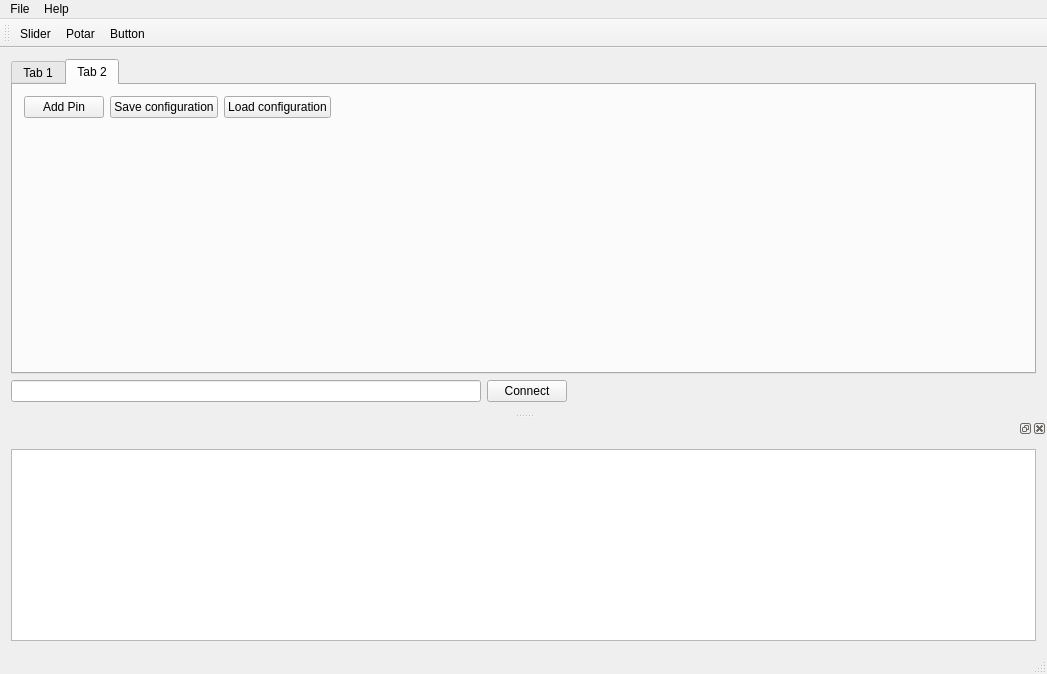
ArnaudValensi/waterbear-communication, file pc/Gui.ui: the form before one commit.
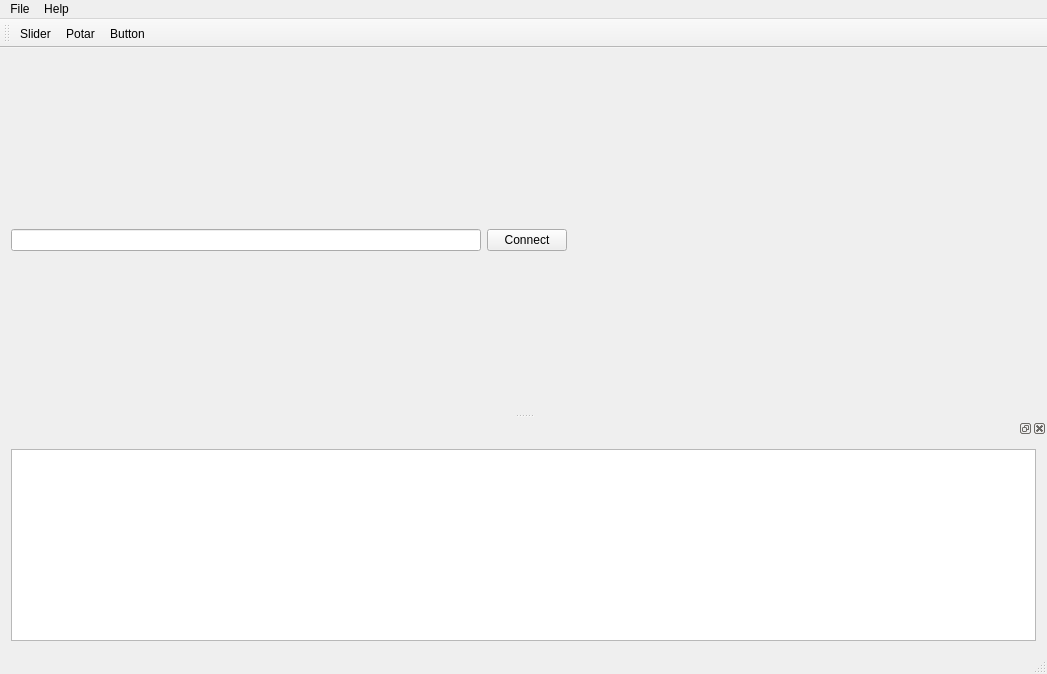
The form after the commit. The open tabs and pages were chosen to show the change.

Commit message: Tabs removed

What changed in the file:
```diff
--- a/pc/Gui.ui
+++ b/pc/Gui.ui
@@ -14,17 +14,9 @@
    <string>Gui</string>
   </property>
   <widget class="QWidget" name="centralWidget">
-   <layout class="QGridLayout" name="gridLayout_3">
-    <item row="0" column="0">
-     <widget class="QTabWidget" name="tabWidget">
-      <property name="currentIndex">
-       <number>0</number>
-      </property>
-      <widget class="QWidget" name="tab">
-       <attribute name="title">
-        <string>Tab 1</string>
-       </attribute>
-       <layout class="QGridLayout" name="gridLayout_2">
+   <layout class="QVBoxLayout" name="verticalLayout_2">
+    <item>
+     <layout class="QGridLayout" name="gridLayoutWorkSpace">
         <item row="0" column="0">
          <layout class="QHBoxLayout" name="tab1Layout"/>
         </item>
@@ -42,85 +34,8 @@
          </spacer>
         </item>
        </layout>
-      </widget>
-      <widget class="QWidget" name="tab_2">
-       <attribute name="title">
-        <string>Tab 2</string>
-       </attribute>
-       <layout class="QVBoxLayout" name="verticalLayout">
-        <item>
-         <layout class="QHBoxLayout" name="horizontalLayout">
-          <item>
-           <widget class="QPushButton" name="pushButtonAddPin">
-            <property name="text">
-             <string>Add Pin</string>
-            </property>
-           </widget>
           </item>
           <item>
-           <widget class="QPushButton" name="pushButtonSaveConfig">
-            <property name="text">
-             <string>Save configuration</string>
-            </property>
-           </widget>
-          </item>
-          <item>
-           <widget class="QPushButton" name="pushButtonLoadConfig">
-            <property name="text">
-             <string>Load configuration</string>
-            </property>
-           </widget>
-          </item>
-          <item>
-           <spacer name="horizontalSpacer_2">
-            <property name="orientation">
-             <enum>Qt::Horizontal</enum>
-            </property>
-            <property name="sizeHint" stdset="0">
-             <size>
-              <width>40</width>
-              <height>20</height>
-             </size>
-            </property>
-           </spacer>
-          </item>
-         </layout>
-        </item>
-        <item>
-         <layout class="QHBoxLayout" name="tab2Layout">
-          <item>
-           <spacer name="verticalSpacer">
-            <property name="orientation">
-             <enum>Qt::Vertical</enum>
-            </property>
-            <property name="sizeHint" stdset="0">
-             <size>
-              <width>20</width>
-              <height>40</height>
-             </size>
-            </property>
-           </spacer>
-          </item>
-          <item>
-           <spacer name="horizontalSpacer_4">
-            <property name="orientation">
-             <enum>Qt::Horizontal</enum>
-            </property>
-            <property name="sizeHint" stdset="0">
-             <size>
-              <width>40</width>
-              <height>20</height>
-             </size>
-            </property>
-           </spacer>
-          </item>
-         </layout>
-        </item>
-       </layout>
-      </widget>
-     </widget>
-    </item>
-    <item row="1" column="0">
      <layout class="QHBoxLayout" name="horizontalLayout_2">
       <item>
        <widget class="QLineEdit" name="lineEditPort"/>
```
Left out of the diff: 2 changed lines with no effect on the pictures. Lines whose indentation alone changed are shown as unchanged. The commit also changes 3 other files.
